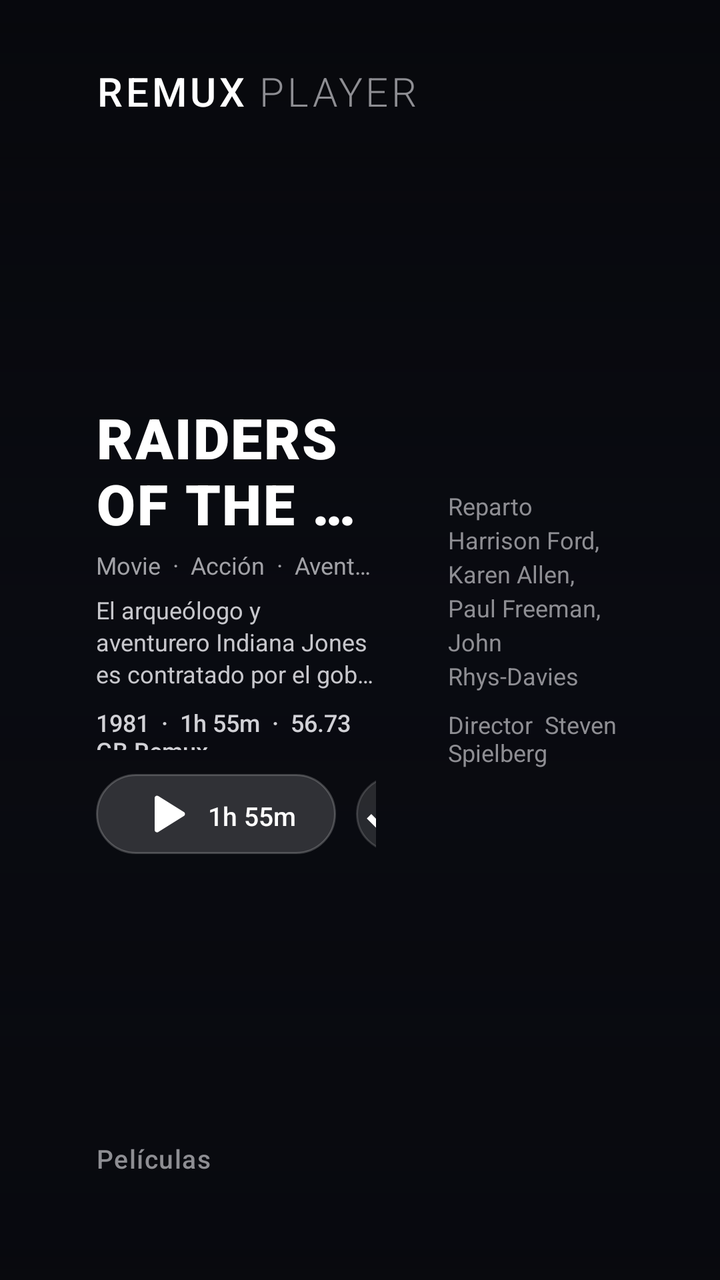
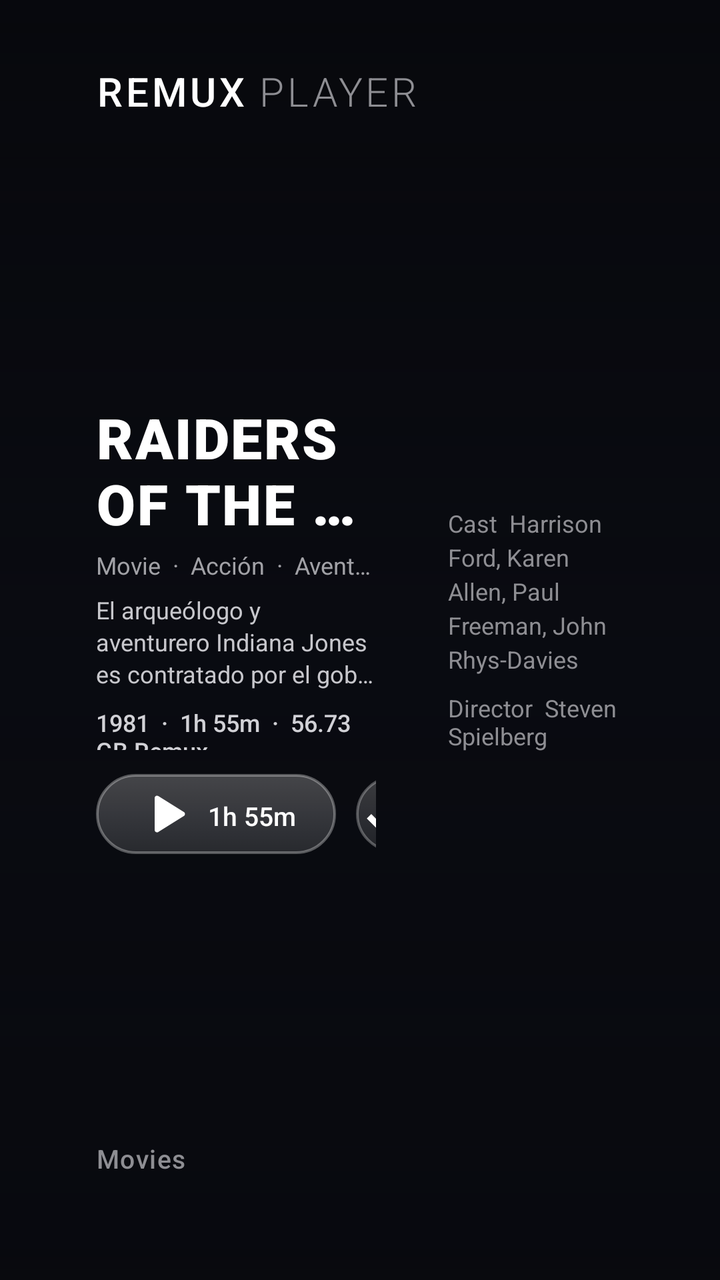

Screens rendered from an Android XML layout before and after an edit, with the pre-edit source and the edit as a unified diff.
<!-- AndroidManifest.xml: application theme Theme.Leanback.Fullscreen -->
<!-- res/layout/activity_main.xml -->
<?xml version="1.0" encoding="utf-8"?>
<FrameLayout xmlns:android="http://schemas.android.com/apk/res/android"
    xmlns:app="http://schemas.android.com/apk/res-auto"
    android:layout_width="match_parent"
    android:layout_height="match_parent"
    android:background="#08090E">

    
    <ImageView
        android:id="@+id/ivHeroBackdrop"
        android:layout_width="match_parent"
        android:layout_height="match_parent"
        android:scaleType="centerCrop"
        android:contentDescription="Fondo Cinemático 1" />

    <ImageView
        android:id="@+id/ivHeroBackdropAlt"
        android:layout_width="match_parent"
        android:layout_height="match_parent"
        android:scaleType="centerCrop"
        android:alpha="0"
        android:contentDescription="Fondo Cinemático 2" />

    
    <View
        android:layout_width="match_parent"
        android:layout_height="match_parent"
        android:background="@drawable/bg_apple_tv_hero_scrim" />

    
    <RelativeLayout
        android:layout_width="match_parent"
        android:layout_height="match_parent"
        android:paddingStart="48dp"
        android:paddingEnd="48dp"
        android:paddingTop="32dp"
        android:paddingBottom="28dp">

        
        <LinearLayout
            android:id="@+id/topBar"
            android:layout_width="match_parent"
            android:layout_height="wrap_content"
            android:orientation="horizontal"
            android:gravity="center_vertical">

            <LinearLayout
                android:layout_width="wrap_content"
                android:layout_height="wrap_content"
                android:orientation="horizontal"
                android:gravity="center_vertical">

                <TextView
                    android:layout_width="wrap_content"
                    android:layout_height="wrap_content"
                    android:text="REMUX"
                    android:textColor="#FFFFFF"
                    android:textSize="20sp"
                    android:fontFamily="sans-serif-medium"
                    android:letterSpacing="0.08" />

                <TextView
                    android:layout_width="wrap_content"
                    android:layout_height="wrap_content"
                    android:layout_marginStart="6dp"
                    android:text="PLAYER"
                    android:textColor="#8E8E93"
                    android:textSize="20sp"
                    android:fontFamily="sans-serif-light"
                    android:letterSpacing="0.08" />
            </LinearLayout>

            <View
                android:layout_width="0dp"
                android:layout_height="1dp"
                android:layout_weight="1" />

            
            <LinearLayout
                android:id="@+id/serverBadge"
                android:layout_width="wrap_content"
                android:layout_height="wrap_content"
                android:background="@drawable/bg_apple_tv_badge"
                android:paddingStart="12dp"
                android:paddingTop="5dp"
                android:paddingEnd="12dp"
                android:paddingBottom="5dp"
                android:gravity="center_vertical"
                android:visibility="gone">

                <View
                    android:layout_width="6dp"
                    android:layout_height="6dp"
                    android:background="@drawable/bg_badge_directplay" />

                <TextView
                    android:id="@+id/tvServerInfo"
                    android:layout_width="wrap_content"
                    android:layout_height="wrap_content"
                    android:layout_marginStart="8dp"
                    android:text="Jellyfin Guerrero · 192.168.100.108"
                    android:textColor="#D1D1D6"
                    android:textSize="11sp"
                    android:fontFamily="sans-serif-medium" />
            </LinearLayout>
        </LinearLayout>

        
        <LinearLayout
            android:id="@+id/heroContentContainer"
            android:layout_width="match_parent"
            android:layout_height="wrap_content"
            android:layout_below="@id/topBar"
            android:layout_above="@id/bottomShelfSection"
            android:layout_marginTop="6dp"
            android:layout_marginBottom="6dp"
            android:gravity="center_vertical"
            android:orientation="horizontal">

            
            <LinearLayout
                android:layout_width="0dp"
                android:layout_height="wrap_content"
                android:layout_weight="1.6"
                android:orientation="vertical">

                
                <TextView
                    android:id="@+id/tvHeroTitle"
                    android:layout_width="match_parent"
                    android:layout_height="wrap_content"
                    android:text="RAIDERS OF THE LOST ARK"
                    android:textColor="#FFFFFF"
                    android:textSize="28sp"
                    android:maxLines="2"
                    android:ellipsize="end"
                    android:fontFamily="sans-serif-black"
                    android:letterSpacing="0.03" />

                
                <TextView
                    android:id="@+id/tvHeroGenre"
                    android:layout_width="wrap_content"
                    android:layout_height="wrap_content"
                    android:layout_marginTop="4dp"
                    android:singleLine="true"
                    android:text="Movie  ·  Acción  ·  Aventura  ·  1981"
                    android:textColor="#A1A1A6"
                    android:textSize="12sp"
                    android:fontFamily="sans-serif" />

                
                <TextView
                    android:id="@+id/tvHeroSynopsis"
                    android:layout_width="match_parent"
                    android:layout_height="wrap_content"
                    android:layout_marginTop="6dp"
                    android:maxLines="3"
                    android:ellipsize="end"
                    android:lineSpacingExtra="2dp"
                    android:text="El arqueólogo y aventurero Indiana Jones es contratado por el gobierno estadounidense para localizar el Arca de la Alianza antes de que los nazis se apoderen de sus extraordinarios poderes."
                    android:textColor="#C7C7CC"
                    android:textSize="12sp"
                    android:fontFamily="sans-serif" />

                
                <LinearLayout
                    android:id="@+id/llBadgesRow"
                    android:layout_width="wrap_content"
                    android:layout_height="22dp"
                    android:layout_marginTop="8dp"
                    android:orientation="horizontal"
                    android:gravity="center_vertical">

                    <TextView
                        android:id="@+id/tvMetadataText"
                        android:layout_width="wrap_content"
                        android:layout_height="wrap_content"
                        android:text="1981  ·  1h 55m  ·  56.73 GB Remux"
                        android:textColor="#D1D1D6"
                        android:textSize="12sp"
                        android:fontFamily="sans-serif-medium" />

                    
                    <ImageView
                        android:id="@+id/ivLogoUhd"
                        android:layout_width="52dp"
                        android:layout_height="16dp"
                        android:layout_marginStart="12dp"
                        android:src="@drawable/logo_uhd_bluray"
                        android:scaleType="fitCenter"
                        android:contentDescription="Ultra HD Blu-ray" />

                    
                    <ImageView
                        android:id="@+id/ivLogoBluray"
                        android:layout_width="38dp"
                        android:layout_height="16dp"
                        android:layout_marginStart="12dp"
                        android:src="@drawable/logo_bluray_disc"
                        android:scaleType="fitCenter"
                        android:contentDescription="Blu-ray Disc"
                        android:visibility="gone" />

                    
                    <TextView
                        android:id="@+id/badge4K"
                        android:layout_width="wrap_content"
                        android:layout_height="wrap_content"
                        android:layout_marginStart="10dp"
                        android:background="@drawable/bg_apple_tv_badge"
                        android:text="1080P HD"
                        android:textColor="#FFFFFF"
                        android:textSize="10sp"
                        android:fontFamily="sans-serif-medium"
                        android:visibility="gone" />

                    
                    <ImageView
                        android:id="@+id/ivLogoDv"
                        android:layout_width="48dp"
                        android:layout_height="16dp"
                        android:layout_marginStart="8dp"
                        android:src="@drawable/logo_dolby_vision_wide_white"
                        android:scaleType="fitCenter"
                        android:contentDescription="Dolby Vision" />

                    <TextView
                        android:id="@+id/badgeDv"
                        android:layout_width="wrap_content"
                        android:layout_height="wrap_content"
                        android:layout_marginStart="6dp"
                        android:background="@drawable/bg_apple_tv_badge"
                        android:text="DOLBY VISION P8.1"
                        android:textColor="#FFFFFF"
                        android:textSize="10sp"
                        android:fontFamily="sans-serif-medium"
                        android:visibility="gone" />

                    
                    <ImageView
                        android:id="@+id/ivLogoAtmos"
                        android:layout_width="44dp"
                        android:layout_height="16dp"
                        android:layout_marginStart="8dp"
                        android:src="@drawable/logo_dolby_atmos_white"
                        android:scaleType="fitCenter"
                        android:contentDescription="Dolby Atmos" />

                    
                    <ImageView
                        android:id="@+id/ivLogoDts"
                        android:layout_width="54dp"
                        android:layout_height="16dp"
                        android:layout_marginStart="8dp"
                        android:src="@drawable/logo_dts_hd_ma"
                        android:scaleType="fitCenter"
                        android:contentDescription="DTS-HD Master Audio"
                        android:visibility="gone" />

                    
                    <TextView
                        android:id="@+id/badgeAudio"
                        android:layout_width="wrap_content"
                        android:layout_height="wrap_content"
                        android:layout_marginStart="6dp"
                        android:background="@drawable/bg_apple_tv_badge"
                        android:text="DOLBY ATMOS"
                        android:textColor="#FFFFFF"
                        android:textSize="10sp"
                        android:fontFamily="sans-serif-medium" />
                </LinearLayout>

                
                <LinearLayout
                    android:layout_width="wrap_content"
                    android:layout_height="44dp"
                    android:layout_marginTop="10dp"
                    android:orientation="horizontal"
                    android:gravity="center_vertical">

                    
                    <Button
                        android:id="@+id/btnPlayDirect"
                        android:layout_width="wrap_content"
                        android:layout_height="40dp"
                        android:background="@drawable/bg_apple_tv_pill_primary"
                        android:drawableStart="@drawable/ic_play_arrow"
                        android:drawableTint="@color/apple_btn_text_selector"
                        android:drawablePadding="8dp"
                        android:text="1h 55m"
                        android:textColor="@color/apple_btn_text_selector"
                        android:textSize="13sp"
                        android:fontFamily="sans-serif-medium"
                        android:textAllCaps="false"
                        android:paddingStart="20dp"
                        android:paddingEnd="20dp"
                        android:focusable="true"
                        android:nextFocusDown="@+id/shelfScrollView" />

                    
                    <ImageButton
                        android:id="@+id/btnCheck"
                        android:layout_width="38dp"
                        android:layout_height="38dp"
                        android:layout_marginStart="10dp"
                        android:background="@drawable/bg_apple_tv_circle_button"
                        android:src="@drawable/ic_check"
                        android:tint="@color/apple_btn_tint_selector"
                        android:focusable="true"
                        android:nextFocusDown="@+id/shelfScrollView"
                        android:contentDescription="En lista" />

                    
                    <ImageButton
                        android:id="@+id/btnDetails"
                        android:layout_width="38dp"
                        android:layout_height="38dp"
                        android:layout_marginStart="10dp"
                        android:background="@drawable/bg_apple_tv_circle_button"
                        android:src="@drawable/ic_info"
                        android:tint="@color/apple_btn_tint_selector"
                        android:focusable="true"
                        android:nextFocusDown="@+id/shelfScrollView"
                        android:contentDescription="Información" />
                </LinearLayout>
            </LinearLayout>

            
            <LinearLayout
                android:layout_width="0dp"
                android:layout_height="wrap_content"
                android:layout_weight="1"
                android:layout_marginStart="36dp"
                android:orientation="vertical">

                <TextView
                    android:id="@+id/tvHeroCast"
                    android:layout_width="wrap_content"
                    android:layout_height="wrap_content"
                    android:text="Reparto  Harrison Ford, Karen Allen, Paul Freeman, John Rhys-Davies"
                    android:textColor="#8E8E93"
                    android:textSize="12sp"
                    android:lineSpacingExtra="3dp"
                    android:fontFamily="sans-serif" />

                <TextView
                    android:id="@+id/tvHeroDirector"
                    android:layout_width="wrap_content"
                    android:layout_height="wrap_content"
                    android:layout_marginTop="8dp"
                    android:text="Director  Steven Spielberg"
                    android:textColor="#8E8E93"
                    android:textSize="12sp"
                    android:fontFamily="sans-serif" />
            </LinearLayout>
        </LinearLayout>

        
        <LinearLayout
            android:id="@+id/bottomShelfSection"
            android:layout_width="match_parent"
            android:layout_height="wrap_content"
            android:layout_alignParentBottom="true"
            android:orientation="vertical">

            <TextView
                android:layout_width="wrap_content"
                android:layout_height="wrap_content"
                android:text="Películas"
                android:textColor="#8E8E93"
                android:textSize="13sp"
                android:letterSpacing="0.04"
                android:fontFamily="sans-serif-medium"
                android:layout_marginBottom="4dp" />

            <HorizontalScrollView
                android:id="@+id/shelfScrollView"
                android:layout_width="match_parent"
                android:layout_height="wrap_content"
                android:scrollbars="none"
                android:fadeScrollbars="false"
                android:overScrollMode="never"
                android:requiresFadingEdge="none"
                android:clipChildren="false"
                android:clipToPadding="false"
                android:paddingTop="8dp"
                android:paddingBottom="12dp">

                <LinearLayout
                    android:id="@+id/llCardShelf"
                    android:layout_width="wrap_content"
                    android:layout_height="wrap_content"
                    android:clipChildren="false"
                    android:clipToPadding="false"
                    android:orientation="horizontal" />
            </HorizontalScrollView>
        </LinearLayout>
    </RelativeLayout>

</FrameLayout>
<!-- resources referenced by this layout -->
<resources>
  <!-- drawable bg_apple_tv_badge (drawable) -->
  <?xml version="1.0" encoding="utf-8"?>
  <shape xmlns:android="http://schemas.android.com/apk/res/android"
      android:shape="rectangle">
      <corners android:radius="6dp" />
      <solid android:color="#1AFFFFFF" />
      <stroke android:width="0.8dp" android:color="#2EFFFFFF" />
      <padding
          android:left="8dp"
          android:top="3dp"
          android:right="8dp"
          android:bottom="3dp" />
  </shape>
  <!-- drawable bg_apple_tv_circle_button (drawable) -->
  <?xml version="1.0" encoding="utf-8"?>
  <selector xmlns:android="http://schemas.android.com/apk/res/android">
      <item android:state_focused="true">
          <shape android:shape="oval">
              <solid android:color="#FFFFFF" />
              <stroke android:width="2dp" android:color="#FFFFFF" />
          </shape>
      </item>
      <item android:state_pressed="true">
          <shape android:shape="oval">
              <solid android:color="#D1D1D6" />
              <stroke android:width="2dp" android:color="#FFFFFF" />
          </shape>
      </item>
      <item android:state_activated="true">
          <shape android:shape="oval">
              <solid android:color="#FFFFFF" />
              <stroke android:width="2dp" android:color="#FFFFFF" />
          </shape>
      </item>
      <item>
          <shape android:shape="oval">
              <solid android:color="#20FFFFFF" />
              <stroke android:width="1dp" android:color="#28FFFFFF" />
          </shape>
      </item>
  </selector>
  <!-- drawable bg_apple_tv_pill_primary (drawable) -->
  <?xml version="1.0" encoding="utf-8"?>
  <selector xmlns:android="http://schemas.android.com/apk/res/android">
      <item android:state_focused="true">
          <shape android:shape="rectangle">
              <corners android:radius="24dp" />
              <solid android:color="#FFFFFF" />
              <stroke android:width="2dp" android:color="#FFFFFF" />
              <padding
                  android:left="24dp"
                  android:top="12dp"
                  android:right="24dp"
                  android:bottom="12dp" />
          </shape>
      </item>
      <item android:state_pressed="true">
          <shape android:shape="rectangle">
              <corners android:radius="24dp" />
              <solid android:color="#D1D1D6" />
              <stroke android:width="2dp" android:color="#FFFFFF" />
              <padding
                  android:left="24dp"
                  android:top="12dp"
                  android:right="24dp"
                  android:bottom="12dp" />
          </shape>
      </item>
      <item>
          <shape android:shape="rectangle">
              <corners android:radius="24dp" />
              <solid android:color="#28FFFFFF" />
              <stroke android:width="1dp" android:color="#35FFFFFF" />
              <padding
                  android:left="24dp"
                  android:top="12dp"
                  android:right="24dp"
                  android:bottom="12dp" />
          </shape>
      </item>
  </selector>
  <style name="Theme.Leanback.Fullscreen" parent="Theme.Leanback">
          <item name="android:windowNoTitle">true</item>
          <item name="android:windowActionBar">false</item>
          <item name="android:windowFullscreen">true</item>
          <item name="android:windowContentOverlay">@null</item>
      </style>
  <!-- unchanged entries left out for length: 10 -->
</resources>

<!-- the commit's change to res/layout/activity_main.xml (unified diff, before → after) -->
@@ -338,7 +338,7 @@
                     android:id="@+id/tvHeroCast"
                     android:layout_width="wrap_content"
                     android:layout_height="wrap_content"
-                    android:text="Reparto  Harrison Ford, Karen Allen, Paul Freeman, John Rhys-Davies"
+                    android:text="Cast  Harrison Ford, Karen Allen, Paul Freeman, John Rhys-Davies"
                     android:textColor="#8E8E93"
                     android:textSize="12sp"
                     android:lineSpacingExtra="3dp"
@@ -367,7 +367,7 @@
             <TextView
                 android:layout_width="wrap_content"
                 android:layout_height="wrap_content"
-                android:text="Películas"
+                android:text="Movies"
                 android:textColor="#8E8E93"
                 android:textSize="13sp"
                 android:letterSpacing="0.04"
<!-- resource entries referenced after the edit -->
@@ -5,8 +5,12 @@
   <shape xmlns:android="http://schemas.android.com/apk/res/android"
       android:shape="rectangle">
       <corners android:radius="6dp" />
-      <solid android:color="#1AFFFFFF" />
-      <stroke android:width="0.8dp" android:color="#2EFFFFFF" />
+      <gradient
+          android:angle="270"
+          android:startColor="#2AFFFFFF"
+          android:endColor="#14FFFFFF"
+          android:type="linear" />
+      <stroke android:width="0.9dp" android:color="#4DFFFFFF" />
       <padding
           android:left="8dp"
           android:top="3dp"
@@ -36,8 +40,12 @@
       </item>
       <item>
           <shape android:shape="oval">
-              <solid android:color="#20FFFFFF" />
-              <stroke android:width="1dp" android:color="#28FFFFFF" />
+              <gradient
+                  android:angle="270"
+                  android:startColor="#33FFFFFF"
+                  android:endColor="#18FFFFFF"
+                  android:type="linear" />
+              <stroke android:width="1.2dp" android:color="#48FFFFFF" />
           </shape>
       </item>
   </selector>
@@ -71,8 +79,12 @@
       <item>
           <shape android:shape="rectangle">
               <corners android:radius="24dp" />
-              <solid android:color="#28FFFFFF" />
-              <stroke android:width="1dp" android:color="#35FFFFFF" />
+              <gradient
+                  android:angle="270"
+                  android:startColor="#3DFFFFFF"
+                  android:endColor="#20FFFFFF"
+                  android:type="linear" />
+              <stroke android:width="1.2dp" android:color="#50FFFFFF" />
               <padding
                   android:left="24dp"
                   android:top="12dp"
